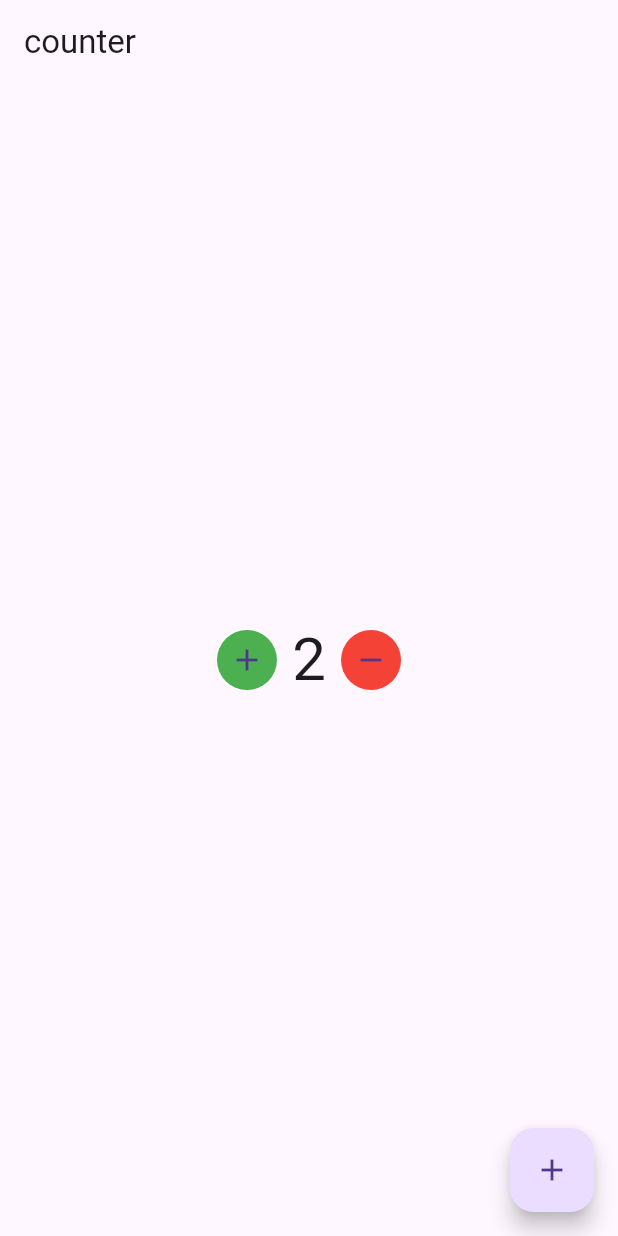
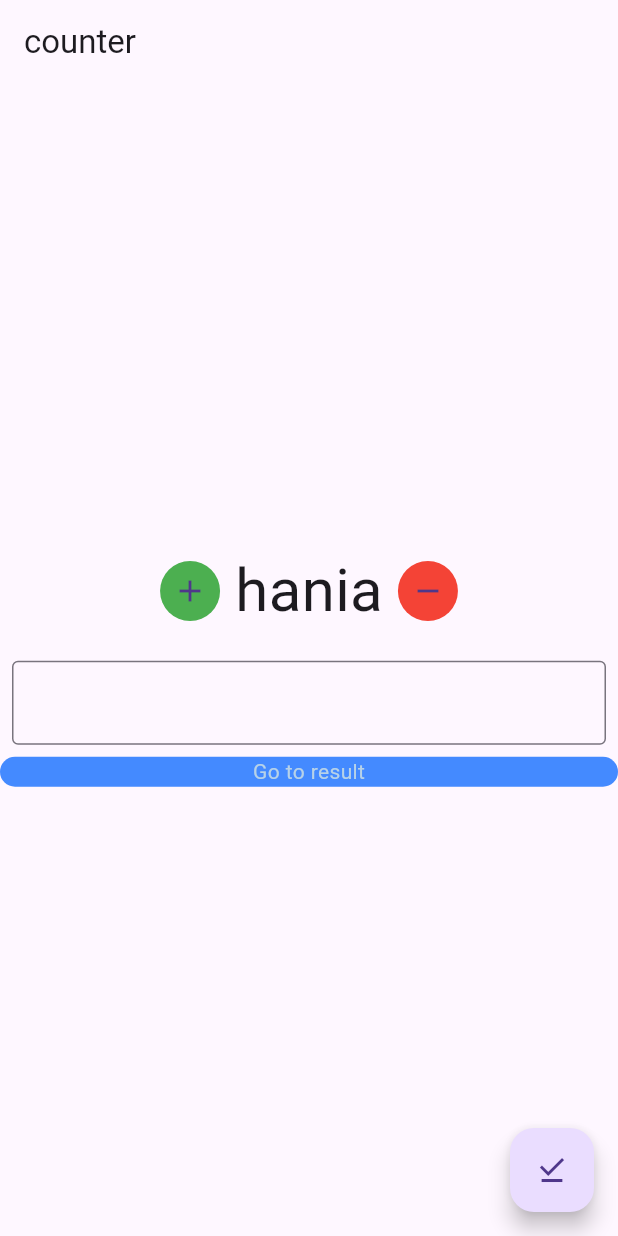
Before and after one commit to Hania976/lerning_flutter, a Flutter app: the screen it shows after launch, on a phone screen of 412 x 824 dp. Run offline on Flutter 3.47's test engine with Material 3 defaults, Android fonts, the light colour scheme and no system bars.

Commit message:
feat: Add ScreenResult widget to display results and integrate with ScreenHome

```diff
--- /dev/null
+++ b/lib/view/result.dart
@@ -0,0 +1,16 @@
+import 'package:flutter/material.dart';
+
+class ScreenResult extends StatelessWidget {
+  const ScreenResult({required this.result, required this.name});
+final int result;
+final String name;
+  @override
+  Widget build(BuildContext context) {
+    return Scaffold(
+      appBar: AppBar(
+        title:Text('Result'),
+      ),
+      body: Center(child: Text('result of $name is :$result '),),
+    );
+  }
+}
--- a/lib/view/screen_home.dart
+++ b/lib/view/screen_home.dart
@@ -1,4 +1,5 @@
 import 'package:flutter/material.dart';
+import 'package:hania/view/result.dart';
 
 class ScreenHome extends StatefulWidget {
    ScreenHome({super.key});
@@ -9,7 +10,7 @@ class ScreenHome extends StatefulWidget {
 
 class _ScreenHomeState extends State<ScreenHome> {
 int a = 2;
-
+String name ="hania   ";
 void add() {
     a = a + 1;
     setState(() {
@@ -26,24 +27,55 @@ void add() {
   @override
   Widget build(BuildContext context) {
     return Scaffold(
-      floatingActionButton:FloatingActionButton(onPressed:(){
-        add();
-        print(a);
-      },child: Icon(Icons.add),) ,
+      floatingActionButton:FloatingActionButton(
+
+        onPressed:(){
+        Navigator.push(
+    context,
+    MaterialPageRoute(builder: (context) => ScreenResult(result:a, name: name,)),
+  );
+      },child: Icon(Icons.file_download_done_outlined),) ,
       appBar:AppBar(
       title: Text('counter'),
 
     ),
     body:
-    Center( child: Row(mainAxisAlignment: MainAxisAlignment.center,
+    Center( child: Column(mainAxisAlignment: MainAxisAlignment.center,
       children: [
-        CircleAvatar(child: IconButton(onPressed:  (){ add(); }, icon: Icon(Icons.add)),backgroundColor: Colors.green,),
+        Row(mainAxisAlignment: MainAxisAlignment.center,
+          children: [
+            CircleAvatar(child: IconButton(onPressed:  (){ add(); }, icon: Icon(Icons.add)),backgroundColor: Colors.green,),
+            Padding(
+              padding: const EdgeInsets.all(10.0),
+              child: Text(name.trim(),style:TextStyle(fontSize:40 )),
+            ),
+            CircleAvatar (child: IconButton(onPressed:  (){ remove();}, icon: Icon(Icons.remove)),backgroundColor: Colors.red,),
+          ],
+        ),
         Padding(
-          padding: const EdgeInsets.all(10.0),
-          child: Text(a.toString(),style:TextStyle(fontSize:40 )),
+          padding: const EdgeInsets.all(8.0),
+          child: TextField(decoration: InputDecoration(border: OutlineInputBorder()) ,onChanged: (value) {
+name =value;
+          },),
+
         ),
-        CircleAvatar (child: IconButton(onPressed:  (){ remove();}, icon: Icon(Icons.remove)),backgroundColor: Colors.red,),
-      ],
-    ),) ,);
+        InkWell(onTap: () {
+          Navigator.push(
+            context,
+            MaterialPageRoute(builder: (context) => ScreenResult(result: a, name: name)),
+          );
+        },
+          child: Expanded(
+            child: Container(
+
+              decoration: BoxDecoration(
+                color: Colors.blueAccent,
+                borderRadius: BorderRadius.circular(20),
+              ),
+              child:Center(child: Text('Go to result',style:TextStyle(color:const Color.fromARGB(255, 183, 210, 232))))
+            ),
+          ),
+        )
+    ]),) ,);
   }
 }
```
